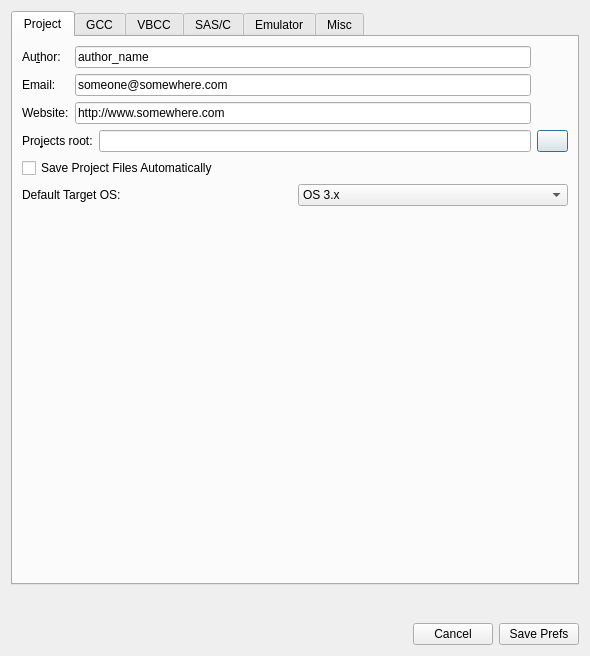
Qt form prefsdialog.ui (mbergmann-sh/AmigaED4-IDE) before a commit.
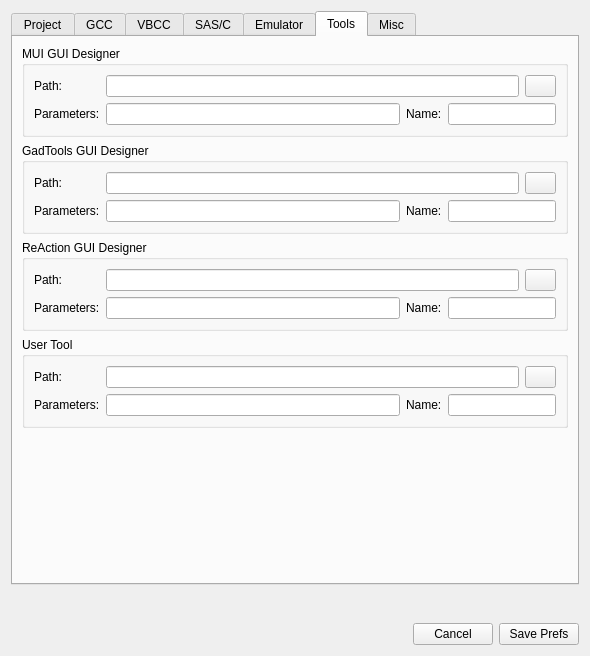
The same form after that commit. The open tabs and pages were chosen to show the change. Icons and pictures are not drawn.

What changed in the file:
```diff
--- a/prefsdialog.ui
+++ b/prefsdialog.ui
@@ -1217,6 +1217,337 @@
        </item>
       </layout>
      </widget>
+     <widget class="QWidget" name="tabTools">
+      <attribute name="title">
+       <string>Tools</string>
+      </attribute>
+      <attribute name="toolTip">
+       <string>External GUI builder tools, launchable from the Tools menu</string>
+      </attribute>
+      <layout class="QVBoxLayout" name="verticalLayout_Tools">
+       <item>
+        <widget class="QGroupBox" name="groupBox_ToolMui">
+         <property name="title">
+          <string>MUI GUI Designer</string>
+         </property>
+         <layout class="QGridLayout" name="gridLayout_ToolMui">
+          <item row="0" column="0">
+           <widget class="QLabel" name="label_ToolMuiPath">
+            <property name="text">
+             <string>Path:</string>
+            </property>
+            <property name="buddy">
+             <cstring>lineEdit_Tool1Path</cstring>
+            </property>
+           </widget>
+          </item>
+          <item row="0" column="1" colspan="3">
+           <widget class="QLineEdit" name="lineEdit_Tool1Path">
+            <property name="text">
+             <string/>
+            </property>
+           </widget>
+          </item>
+          <item row="0" column="4">
+           <widget class="QPushButton" name="btn_getTool1Path">
+            <property name="maximumSize">
+             <size>
+              <width>31</width>
+              <height>25</height>
+             </size>
+            </property>
+            <property name="text">
+             <string/>
+            </property>
+            <property name="icon">
+             <iconset resource="application.qrc">
+              <normaloff>:/images/new.png</normaloff>:/images/new.png</iconset>
+            </property>
+           </widget>
+          </item>
+          <item row="1" column="0">
+           <widget class="QLabel" name="label_ToolMuiParams">
+            <property name="text">
+             <string>Parameters:</string>
+            </property>
+            <property name="buddy">
+             <cstring>lineEdit_Tool1Params</cstring>
+            </property>
+           </widget>
+          </item>
+          <item row="1" column="1">
+           <widget class="QLineEdit" name="lineEdit_Tool1Params">
+            <property name="text">
+             <string/>
+            </property>
+           </widget>
+          </item>
+          <item row="1" column="2">
+           <widget class="QLabel" name="label_ToolMuiName">
+            <property name="text">
+             <string>Name:</string>
+            </property>
+            <property name="buddy">
+             <cstring>lineEdit_Tool1Name</cstring>
+            </property>
+           </widget>
+          </item>
+          <item row="1" column="3" colspan="2">
+           <widget class="QLineEdit" name="lineEdit_Tool1Name">
+            <property name="text">
+             <string/>
+            </property>
+           </widget>
+          </item>
+         </layout>
+        </widget>
+       </item>
+       <item>
+        <widget class="QGroupBox" name="groupBox_ToolGadtools">
+         <property name="title">
+          <string>GadTools GUI Designer</string>
+         </property>
+         <layout class="QGridLayout" name="gridLayout_ToolGadtools">
+          <item row="0" column="0">
+           <widget class="QLabel" name="label_ToolGadtoolsPath">
+            <property name="text">
+             <string>Path:</string>
+            </property>
+            <property name="buddy">
+             <cstring>lineEdit_Tool2Path</cstring>
+            </property>
+           </widget>
+          </item>
+          <item row="0" column="1" colspan="3">
+           <widget class="QLineEdit" name="lineEdit_Tool2Path">
+            <property name="text">
+             <string/>
+            </property>
+           </widget>
+          </item>
+          <item row="0" column="4">
+           <widget class="QPushButton" name="btn_getTool2Path">
+            <property name="maximumSize">
+             <size>
+              <width>31</width>
+              <height>25</height>
+             </size>
+            </property>
+            <property name="text">
+             <string/>
+            </property>
+            <property name="icon">
+             <iconset resource="application.qrc">
+              <normaloff>:/images/new.png</normaloff>:/images/new.png</iconset>
+            </property>
+           </widget>
+          </item>
+          <item row="1" column="0">
+           <widget class="QLabel" name="label_ToolGadtoolsParams">
+            <property name="text">
+             <string>Parameters:</string>
+            </property>
+            <property name="buddy">
+             <cstring>lineEdit_Tool2Params</cstring>
+            </property>
+           </widget>
+          </item>
+          <item row="1" column="1">
+           <widget class="QLineEdit" name="lineEdit_Tool2Params">
+            <property name="text">
+             <string/>
+            </property>
+           </widget>
+          </item>
+          <item row="1" column="2">
+           <widget class="QLabel" name="label_ToolGadtoolsName">
+            <property name="text">
+             <string>Name:</string>
+            </property>
+            <property name="buddy">
+             <cstring>lineEdit_Tool2Name</cstring>
+            </property>
+           </widget>
+          </item>
+          <item row="1" column="3" colspan="2">
+           <widget class="QLineEdit" name="lineEdit_Tool2Name">
+            <property name="text">
+             <string/>
+            </property>
+           </widget>
+          </item>
+         </layout>
+        </widget>
+       </item>
+       <item>
+        <widget class="QGroupBox" name="groupBox_ToolReaction">
+         <property name="title">
+          <string>ReAction GUI Designer</string>
+         </property>
+         <layout class="QGridLayout" name="gridLayout_ToolReaction">
+          <item row="0" column="0">
+           <widget class="QLabel" name="label_ToolReactionPath">
+            <property name="text">
+             <string>Path:</string>
+            </property>
+            <property name="buddy">
+             <cstring>lineEdit_Tool3Path</cstring>
+            </property>
+           </widget>
+          </item>
+          <item row="0" column="1" colspan="3">
+           <widget class="QLineEdit" name="lineEdit_Tool3Path">
+            <property name="text">
+             <string/>
+            </property>
+           </widget>
+          </item>
+          <item row="0" column="4">
+           <widget class="QPushButton" name="btn_getTool3Path">
+            <property name="maximumSize">
+             <size>
+              <width>31</width>
+              <height>25</height>
+             </size>
+            </property>
+            <property name="text">
+             <string/>
+            </property>
+            <property name="icon">
+             <iconset resource="application.qrc">
+              <normaloff>:/images/new.png</normaloff>:/images/new.png</iconset>
+            </property>
+           </widget>
+          </item>
+          <item row="1" column="0">
+           <widget class="QLabel" name="label_ToolReactionParams">
+            <property name="text">
+             <string>Parameters:</string>
+            </property>
+            <property name="buddy">
+             <cstring>lineEdit_Tool3Params</cstring>
+            </property>
+           </widget>
+          </item>
+          <item row="1" column="1">
+           <widget class="QLineEdit" name="lineEdit_Tool3Params">
+            <property name="text">
+             <string/>
+            </property>
+           </widget>
+          </item>
+          <item row="1" column="2">
+           <widget class="QLabel" name="label_ToolReactionName">
+            <property name="text">
+             <string>Name:</string>
+            </property>
+            <property name="buddy">
+             <cstring>lineEdit_Tool3Name</cstring>
+            </property>
+           </widget>
+          </item>
+          <item row="1" column="3" colspan="2">
+           <widget class="QLineEdit" name="lineEdit_Tool3Name">
+            <property name="text">
+             <string/>
+            </property>
+           </widget>
+          </item>
+         </layout>
+        </widget>
+       </item>
+       <item>
+        <widget class="QGroupBox" name="groupBox_ToolUser">
+         <property name="title">
+          <string>User Tool</string>
+         </property>
+         <layout class="QGridLayout" name="gridLayout_ToolUser">
+          <item row="0" column="0">
+           <widget class="QLabel" name="label_ToolUserPath">
+            <property name="text">
+             <string>Path:</string>
+            </property>
+            <property name="buddy">
+             <cstring>lineEdit_Tool4Path</cstring>
+            </property>
+           </widget>
+          </item>
+          <item row="0" column="1" colspan="3">
+           <widget class="QLineEdit" name="lineEdit_Tool4Path">
+            <property name="text">
+             <string/>
+            </property>
+           </widget>
+          </item>
+          <item row="0" column="4">
+           <widget class="QPushButton" name="btn_getTool4Path">
+            <property name="maximumSize">
+             <size>
+              <width>31</width>
+              <height>25</height>
+             </size>
+            </property>
+            <property name="text">
+             <string/>
+            </property>
+            <property name="icon">
+             <iconset resource="application.qrc">
+              <normaloff>:/images/new.png</normaloff>:/images/new.png</iconset>
+            </property>
+           </widget>
+          </item>
+          <item row="1" column="0">
+           <widget class="QLabel" name="label_ToolUserParams">
+            <property name="text">
+             <string>Parameters:</string>
+            </property>
+            <property name="buddy">
+             <cstring>lineEdit_Tool4Params</cstring>
+            </property>
+           </widget>
+          </item>
+          <item row="1" column="1">
+           <widget class="QLineEdit" name="lineEdit_Tool4Params">
+            <property name="text">
+             <string/>
+            </property>
+           </widget>
+          </item>
+          <item row="1" column="2">
+           <widget class="QLabel" name="label_ToolUserName">
+            <property name="text">
+             <string>Name:</string>
+            </property>
+            <property name="buddy">
+             <cstring>lineEdit_Tool4Name</cstring>
+            </property>
+           </widget>
+          </item>
+          <item row="1" column="3" colspan="2">
+           <widget class="QLineEdit" name="lineEdit_Tool4Name">
+            <property name="text">
+             <string/>
+            </property>
+           </widget>
+          </item>
+         </layout>
+        </widget>
+       </item>
+       <item>
+        <spacer name="verticalSpacer_Tools">
+         <property name="orientation">
+          <enum>Qt::Orientation::Vertical</enum>
+         </property>
+         <property name="sizeHint" stdset="0">
+          <size>
+           <width>20</width>
+           <height>40</height>
+          </size>
+         </property>
+        </spacer>
+       </item>
+      </layout>
+     </widget>
      <widget class="QWidget" name="tabMisc">
       <attribute name="title">
        <string>Misc</string>
```
Left out of the diff: 2 changed lines with no effect on the pictures.
